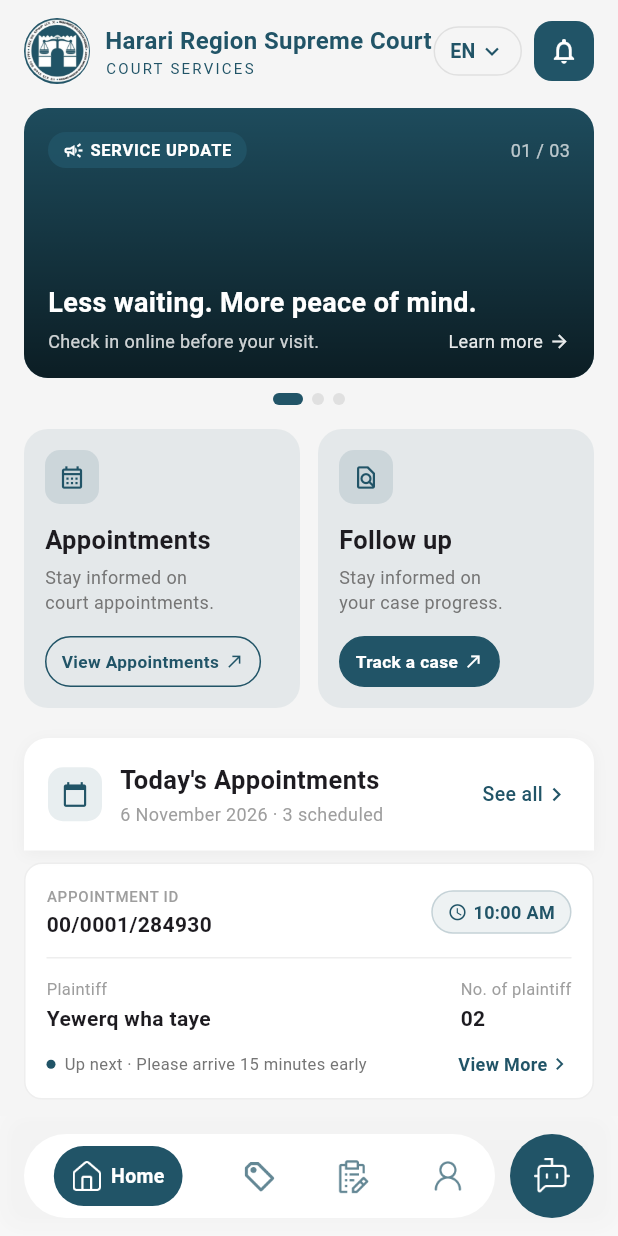
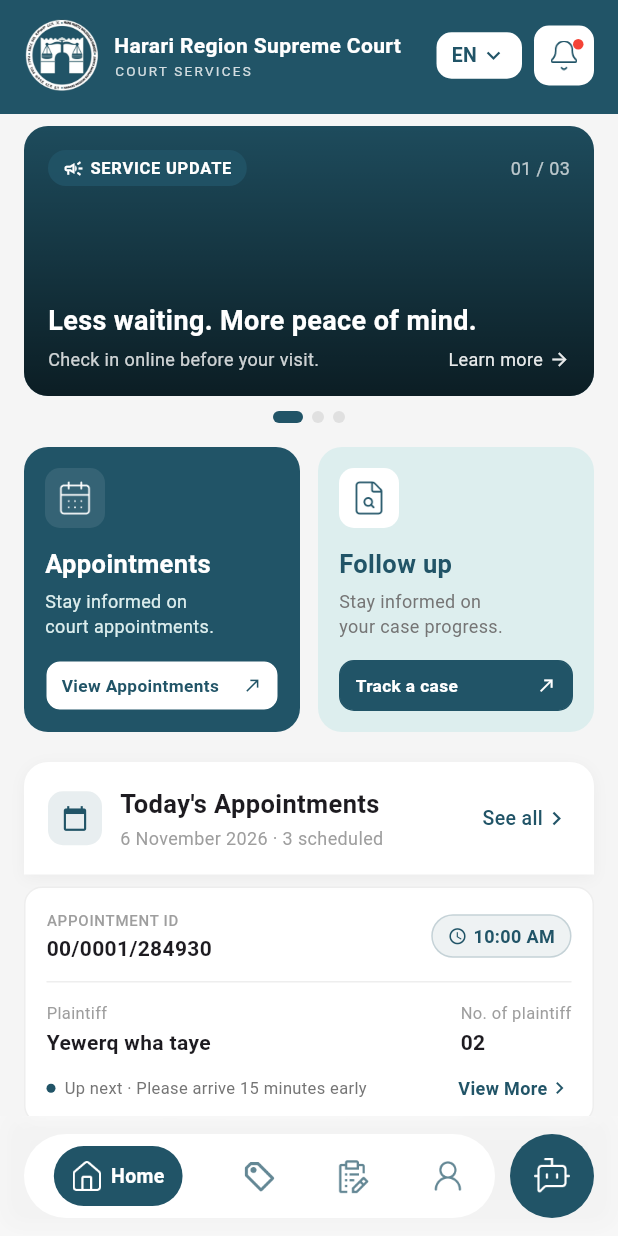
Before and after one commit to dawitzeleke/hsc, a Flutter app: the screen it shows after launch, on a phone screen of 412 x 824 dp. Run offline on Flutter 3.47's test engine with Material 3 defaults, Android fonts, the phone set to English and light mode, and no system bars; our stand-ins replace get.

Commit message:
feat: add home content view and core UI constants/theme assets

```diff
--- a/lib/app/modules/home/views/home_content.dart
+++ b/lib/app/modules/home/views/home_content.dart
@@ -6,11 +6,12 @@ class HomeContent extends StatelessWidget {
 
   @override
   Widget build(BuildContext context) {
-    return SafeArea(
-      bottom: false,
+    return Column(
+      children: [
+        _buildHeader(),
+        Expanded(
           child: CustomScrollView(
             slivers: [
-          SliverToBoxAdapter(child: _buildHeader()),
               SliverToBoxAdapter(child: _buildBanner()),
               SliverToBoxAdapter(child: _buildActionCards()),
               SliverToBoxAdapter(child: _buildAppointmentsHeader()),
@@ -45,19 +46,25 @@ class HomeContent extends StatelessWidget {
               ),
             ],
           ),
+        ),
+      ],
     );
   }
 
   Widget _buildHeader() {
-    return Padding(
-      padding: const EdgeInsets.fromLTRB(16, 12, 16, 8),
+    return Container(
+      color: AppColors.primary,
+      child: SafeArea(
+        bottom: false,
+        child: Padding(
+          padding: const EdgeInsets.fromLTRB(16, 12, 16, 14),
           child: Row(
             children: [
               // Logo
               ClipOval(
                 child: SizedBox(
-              width: 44,
-              height: 44,
+                  width: 50,
+                  height: 50,
                   child: Transform.scale(
                     scale: 1.21,
                     child: Image.asset('assets/images/harari_logo.png'),
@@ -66,24 +73,24 @@ class HomeContent extends StatelessWidget {
               ),
               const SizedBox(width: 10),
               // Title
-          const Expanded(
+              Expanded(
                 child: Column(
                   crossAxisAlignment: CrossAxisAlignment.start,
                   children: [
-                Text(
+                    const Text(
                       'Harari Region Supreme Court',
                       style: TextStyle(
-                    fontSize: 16,
+                        fontSize: 14,
                         fontWeight: FontWeight.w700,
-                    color: AppColors.primary,
+                        color: AppColors.onPrimary,
                       ),
                     ),
                     Text(
                       'COURT SERVICES',
                       style: TextStyle(
-                    fontSize: 10,
+                        fontSize: 9,
                         letterSpacing: 1.5,
-                    color: AppColors.primary,
+                        color: AppColors.onPrimary.withOpacity(0.8),
                         fontWeight: FontWeight.w400,
                       ),
                     ),
@@ -92,15 +99,18 @@ class HomeContent extends StatelessWidget {
               ),
               // Language selector
               Container(
-            padding: const EdgeInsets.symmetric(horizontal: 10, vertical: 6),
+                padding: const EdgeInsets.symmetric(
+                  horizontal: 10,
+                  vertical: 6,
+                ),
                 decoration: BoxDecoration(
-              border: Border.all(color: Colors.grey.shade300),
-              borderRadius: BorderRadius.circular(20),
+                  color: AppColors.onPrimary,
+                  borderRadius: BorderRadius.circular(10),
                 ),
-            child: Row(
+                child: const Row(
                   mainAxisSize: MainAxisSize.min,
                   children: [
-                const Text(
+                    Text(
                       'EN',
                       style: TextStyle(
                         fontSize: 13,
@@ -108,8 +118,12 @@ class HomeContent extends StatelessWidget {
                         color: AppColors.primary,
                       ),
                     ),
-                const SizedBox(width: 2),
-                Icon(Icons.keyboard_arrow_down, size: 18, color: AppColors.primary),
+                    SizedBox(width: 2),
+                    Icon(
+                      Icons.keyboard_arrow_down,
+                      size: 18,
+                      color: AppColors.primary,
+                    ),
                   ],
                 ),
               ),
@@ -119,16 +133,36 @@ class HomeContent extends StatelessWidget {
                 width: 40,
                 height: 40,
                 decoration: BoxDecoration(
+                  color: AppColors.onPrimary,
+                  borderRadius: BorderRadius.circular(10),
+                ),
+                child: Stack(
+                  alignment: Alignment.center,
+                  children: [
+                    Image.asset(
+                      'assets/icons/notification.png',
                       color: AppColors.primary,
-              borderRadius: BorderRadius.circular(12),
+                      width: 20,
+                      height: 20,
                     ),
-            child: const Icon(
-              Icons.notifications_outlined,
-              color: AppColors.onPrimary,
-              size: 20,
+                    Positioned(
+                      top: 9,
+                      right: 7,
+                      child: Container(
+                        width: 7,
+                        height: 7,
+                        decoration: const BoxDecoration(
+                          color: Colors.red,
+                          shape: BoxShape.circle,
+                        ),
                       ),
                     ),
                   ],
+                ),
+              ),
+            ],
+          ),
+        ),
       ),
     );
   }
@@ -165,7 +199,10 @@ class HomeContent extends StatelessWidget {
                     mainAxisAlignment: MainAxisAlignment.spaceBetween,
                     children: [
                       Container(
-                        padding: const EdgeInsets.symmetric(horizontal: 10, vertical: 4),
+                        padding: const EdgeInsets.symmetric(
+                          horizontal: 10,
+                          vertical: 4,
+                        ),
                         decoration: BoxDecoration(
                           color: AppColors.primary.withOpacity(0.85),
                           borderRadius: BorderRadius.circular(16),
@@ -173,7 +210,11 @@ class HomeContent extends StatelessWidget {
                         child: const Row(
                           mainAxisSize: MainAxisSize.min,
                           children: [
-                            Icon(Icons.campaign_outlined, color: Colors.white, size: 14),
+                            Icon(
+                              Icons.campaign_outlined,
+                              color: Colors.white,
+                              size: 14,
+                            ),
                             SizedBox(width: 4),
                             Text(
                               'SERVICE UPDATE',
@@ -209,16 +250,26 @@ class HomeContent extends StatelessWidget {
                     children: [
                       Text(
                         'Check in online before your visit.',
-                        style: TextStyle(color: Colors.white.withOpacity(0.8), fontSize: 12),
+                        style: TextStyle(
+                          color: Colors.white.withOpacity(0.8),
+                          fontSize: 12,
+                        ),
                       ),
                       Row(
                         children: [
                           Text(
                             'Learn more',
-                            style: TextStyle(color: Colors.white.withOpacity(0.9), fontSize: 12),
+                            style: TextStyle(
+                              color: Colors.white.withOpacity(0.9),
+                              fontSize: 12,
+                            ),
                           ),
                           const SizedBox(width: 4),
-                          Icon(Icons.arrow_forward, color: Colors.white.withOpacity(0.9), size: 14),
+                          Icon(
+                            Icons.arrow_forward,
+                            color: Colors.white.withOpacity(0.9),
+                            size: 14,
+                          ),
                         ],
                       ),
                     ],
@@ -262,22 +313,22 @@ class HomeContent extends StatelessWidget {
         children: [
           Expanded(
             child: _ActionCard(
-              icon: Icons.calendar_month_outlined,
+              icon: 'assets/icons/calender.png',
               title: 'Appointments',
               subtitle: 'Stay informed on\ncourt appointments.',
               buttonText: 'View Appointments',
-              color: AppColors.primary.withOpacity(0.08),
+              isFollowUp: false,
               onTap: () {},
             ),
           ),
           const SizedBox(width: 12),
           Expanded(
             child: _ActionCard(
-              icon: Icons.find_in_page_outlined,
+              icon: 'assets/icons/search.png',
               title: 'Follow up',
               subtitle: 'Stay informed on\nyour case progress.',
               buttonText: 'Track a case',
-              color: AppColors.primary.withOpacity(0.08),
+              isFollowUp: true,
               filled: true,
               onTap: () {},
             ),
@@ -312,7 +363,11 @@ class HomeContent extends StatelessWidget {
                 color: AppColors.primary.withOpacity(0.1),
                 borderRadius: BorderRadius.circular(10),
               ),
-              child: Icon(Icons.calendar_today, size: 18, color: AppColors.primary),
+              child: Icon(
+                Icons.calendar_today,
+                size: 18,
+                color: AppColors.primary,
+              ),
             ),
             const SizedBox(width: 12),
             const Expanded(
@@ -321,10 +376,7 @@ class HomeContent extends StatelessWidget {
                 children: [
                   Text(
                     "Today's Appointments",
-                    style: TextStyle(
-                      fontSize: 17,
-                      fontWeight: FontWeight.w700,
-                    ),
+                    style: TextStyle(fontSize: 17, fontWeight: FontWeight.w700),
                   ),
                   SizedBox(height: 2),
                   Text(
@@ -358,11 +410,11 @@ class HomeContent extends StatelessWidget {
 }
 
 class _ActionCard extends StatelessWidget {
-  final IconData icon;
+  final String icon;
   final String title;
   final String subtitle;
   final String buttonText;
-  final Color color;
+  final bool isFollowUp;
   final bool filled;
   final VoidCallback onTap;
 
@@ -371,7 +423,7 @@ class _ActionCard extends StatelessWidget {
     required this.title,
     required this.subtitle,
     required this.buttonText,
-    required this.color,
+    required this.isFollowUp,
     this.filled = false,
     required this.onTap,
   });
@@ -381,25 +433,32 @@ class _ActionCard extends StatelessWidget {
     return Container(
       padding: const EdgeInsets.all(14),
       decoration: BoxDecoration(
-        color: color,
+        color: isFollowUp ? AppColors.lightPrimary : AppColors.primary,
         borderRadius: BorderRadius.circular(16),
       ),
       child: Column(
         crossAxisAlignment: CrossAxisAlignment.start,
         children: [
           Container(
-            width: 36,
-            height: 36,
+            width: 40,
+            height: 40,
+            alignment: Alignment.center,
             decoration: BoxDecoration(
-              color: AppColors.primary.withOpacity(0.12),
+              color: isFollowUp ? AppColors.onPrimary : Color.fromRGBO(255, 255, 255, 0.09),
               borderRadius: BorderRadius.circular(10),
             ),
-            child: Icon(icon, size: 18, color: AppColors.primary),
+            child: Image.asset(
+              icon,
+              width: 25,
+              height: 25,
+              color: isFollowUp ? AppColors.primary : AppColors.onPrimary,
+            ),
           ),
           const SizedBox(height: 12),
           Text(
             title,
-            style: const TextStyle(
+            style: TextStyle(
+              color: isFollowUp ? AppColors.primary : AppColors.onPrimary,
               fontSize: 17,
               fontWeight: FontWeight.w700,
             ),
@@ -407,7 +466,11 @@ class _ActionCard extends StatelessWidget {
           const SizedBox(height: 4),
           Text(
             subtitle,
-            style: TextStyle(fontSize: 12, color: Colors.grey.shade600, height: 1.4),
+            style: TextStyle(
+              fontSize: 12,
+              color: isFollowUp ? Colors.grey.shade600 : AppColors.lightPrimary,
+              height: 1.4,
+            ),
           ),
           const SizedBox(height: 14),
           GestureDetector(
@@ -415,14 +478,12 @@ class _ActionCard extends StatelessWidget {
             child: Container(
               padding: const EdgeInsets.symmetric(horizontal: 10, vertical: 8),
               decoration: BoxDecoration(
-                color: filled ? AppColors.primary : Colors.transparent,
-                border: Border.all(
-                  color: AppColors.primary,
-                ),
-                borderRadius: BorderRadius.circular(20),
+                color: isFollowUp ? AppColors.primary : AppColors.onPrimary,
+                border: Border.all(color: AppColors.primary),
+                borderRadius: BorderRadius.circular(10),
               ),
               child: Row(
-                mainAxisSize: MainAxisSize.min,
+                mainAxisAlignment: MainAxisAlignment.spaceBetween,
                 children: [
                   Flexible(
                     child: Text(
@@ -432,7 +493,9 @@ class _ActionCard extends StatelessWidget {
                       style: TextStyle(
                         fontSize: 11.5,
                         fontWeight: FontWeight.w600,
-                        color: filled ? Colors.white : AppColors.primary,
+                        color: isFollowUp
+                            ? AppColors.onPrimary
+                            : AppColors.primary,
                       ),
                     ),
                   ),
@@ -440,7 +503,7 @@ class _ActionCard extends StatelessWidget {
                   Icon(
                     Icons.north_east,
                     size: 13,
-                    color: filled ? Colors.white : AppColors.primary,
+                    color: isFollowUp ? AppColors.onPrimary : AppColors.primary,
                   ),
                 ],
               ),
@@ -507,7 +570,10 @@ class _AppointmentCard extends StatelessWidget {
                 ],
               ),
               Container(
-                padding: const EdgeInsets.symmetric(horizontal: 10, vertical: 5),
+                padding: const EdgeInsets.symmetric(
+                  horizontal: 10,
+                  vertical: 5,
+                ),
                 decoration: BoxDecoration(
                   color: AppColors.primary.withOpacity(0.08),
                   borderRadius: BorderRadius.circular(16),
@@ -544,12 +610,18 @@ class _AppointmentCard extends StatelessWidget {
                   children: [
                     Text(
                       'Plaintiff',
-                      style: TextStyle(fontSize: 11, color: Colors.grey.shade500),
+                      style: TextStyle(
+                        fontSize: 11,
+                        color: Colors.grey.shade500,
+                      ),
                     ),
                     const SizedBox(height: 2),
                     Text(
                       plaintiff,
-                      style: const TextStyle(fontSize: 14, fontWeight: FontWeight.w600),
+                      style: const TextStyle(
+                        fontSize: 14,
+                        fontWeight: FontWeight.w600,
+                      ),
                     ),
                   ],
                 ),
@@ -564,7 +636,10 @@ class _AppointmentCard extends StatelessWidget {
                   const SizedBox(height: 2),
                   Text(
                     plaintiffCount,
-                    style: const TextStyle(fontSize: 14, fontWeight: FontWeight.w600),
+                    style: const TextStyle(
+                      fontSize: 14,
+                      fontWeight: FontWeight.w600,
+                    ),
                   ),
                 ],
               ),
@@ -590,7 +665,10 @@ class _AppointmentCard extends StatelessWidget {
                     Flexible(
                       child: Text(
                         note,
-                        style: TextStyle(fontSize: 11, color: Colors.grey.shade600),
+                        style: TextStyle(
+                          fontSize: 11,
+                          color: Colors.grey.shade600,
+                        ),
                         overflow: TextOverflow.ellipsis,
                       ),
                     ),
@@ -610,7 +688,11 @@ class _AppointmentCard extends StatelessWidget {
                         color: AppColors.primary,
                       ),
                     ),
-                    Icon(Icons.chevron_right, size: 16, color: AppColors.primary),
+                    Icon(
+                      Icons.chevron_right,
+                      size: 16,
+                      color: AppColors.primary,
+                    ),
                   ],
                 ),
               ),
--- a/lib/core/constants/app_colors.dart
+++ b/lib/core/constants/app_colors.dart
@@ -3,5 +3,6 @@ import 'dart:ui';
 class AppColors {
   static const Color primary = Color.fromRGBO(33, 84, 103, 1);
   static const Color onPrimary = Color.fromRGBO(255, 255, 255, 1);
-
+  static const Color lightPrimary = Color.fromRGBO(221, 238, 238, 1);
+  static const Color lightSubHeading = Color.fromRGBO(220, 232, 234, 1);
 }
--- /dev/null
+++ b/lib/core/theme/app_radius.dart
@@ -0,0 +1,5 @@
+class AppRadius {
+  static const double small = 8;
+  static const double button = 10;
+  static const double medium = 12;
+}
```
Also changed, not shown: assets/icons/calender.png (added), assets/icons/notification.png (added), assets/icons/search.png (added). Lines whose indentation alone changed are shown as unchanged.
